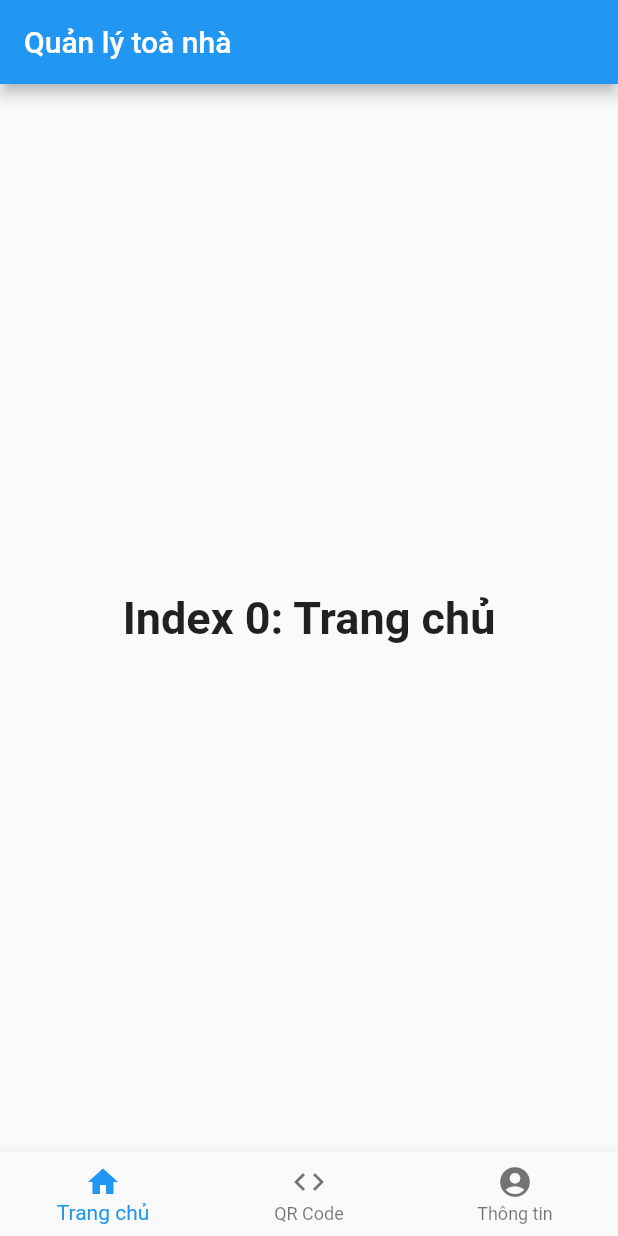
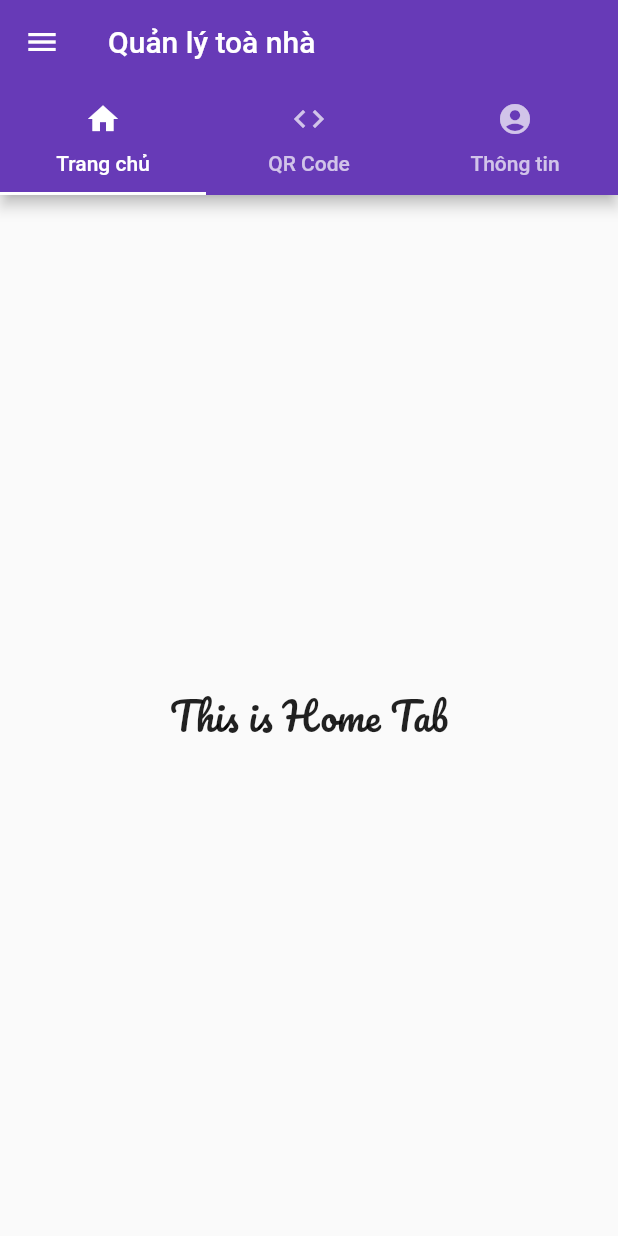
Before and after one commit to VoHoaiPhong/mapp, a Flutter app: the screen it shows after launch, after a tap on "SIGN IN", on a phone screen of 412 x 824 dp. Run offline on Flutter 3.47's test engine with Material 2 defaults, Android fonts, the phone set to English and light mode, and no system bars.

Commit message:
02122019

```diff
--- a/lib/home.dart
+++ b/lib/home.dart
@@ -1,87 +1,98 @@
+import 'package:flutter/foundation.dart';
 import 'package:flutter/material.dart';
-// import 'package:qr_flutter/qr_flutter.dart';
+import 'tab1.dart';
+import 'tab2.dart';
+import 'tab3.dart';
 
-// import 'package:qrscan/qrscan.dart' as scanner;
+//Define "root widget"
+// void main() => runApp(new Home());//one-line function
 
-// String cameraScanResult = await scanner.scan();
-
-class Home extends StatefulWidget {
-  @override
-  _HomeState createState() => _HomeState();
-}
-
-class _HomeState extends State<Home> {
-  static const String _title = 'Quản lý toà nhà';
-
+class Home extends StatelessWidget {
   @override
   Widget build(BuildContext context) {
-    return MaterialApp(
-      title: _title,
-      home: MyStatefulWidget(),
+    //build function returns a "Widget"
+    final tabController = new DefaultTabController(
+        length: 3,
+        child: new Scaffold(
+          appBar: new AppBar(
+            title: new Text("Quản lý toà nhà"),
+            bottom: new TabBar(
+                indicatorColor: Colors.white,
+                indicatorWeight: 2.0,
+                tabs: [
+                  new Tab(icon: new Icon(Icons.home),text: "Trang chủ"),
+                  new Tab(icon: new Icon(Icons.code),text: "QR Code"),
+                  new Tab(icon: new Icon(Icons.account_circle), text: "Thông tin",)
+            ]),
+          ),
+          drawer: Drawer(
+          child: ListView(
+            children: <Widget>[
+              new UserAccountsDrawerHeader(
+                accountName: new Text("Vo Hoai Phong"),
+                accountEmail: new Text("phong.vo.ctv@mobifone.vn"),
+                currentAccountPicture: new CircleAvatar(
+                  backgroundColor: Theme.of(context).platform == TargetPlatform.iOS ?Colors.deepPurple : Colors.white,
+                  child: new Text("P"),
+                ),
+                otherAccountsPictures: <Widget>[
+                  new CircleAvatar(
+                    backgroundColor: Colors.white,
+                    child: new Text("K"),
+                  )
+                ],
+              ),
+              ListTile(
+                title: Text("Trang chủ"),
+                onTap: () {
+                  Navigator.of(context).pop();
+                  Navigator.of(context).popAndPushNamed("/a");
+                },
+              ),
+              ListTile(
+                title: Text("Thông tin"),
+                onTap: () {
+                  Navigator.pop(context);
+                },
+              ),
+              new Divider(),
+              ListTile(
+                title: Text("Đăng xuất"),
+                trailing: new Icon(Icons.arrow_drop_down),
+                onTap: () {
+                  Navigator.pop(context);
+                },
+              ),
+              ListTile(
+                title: Text("Đóng"),
+                trailing: new Icon(Icons.close),
+                onTap: () {
+                  // Navigator.of(context).pop();
+                  Scaffold.of(context).openEndDrawer();
+                },
+              )
+            ],
+          ),
+        ),
+          body: new TabBarView(
+              children: [
+                new Tab1(),
+                new Tab2(),
+                new Tab3()
+              ]
+          ),
+        ),
+    );
+    return new MaterialApp(
+      debugShowCheckedModeBanner: false,
+      theme: new ThemeData(primarySwatch: Colors.deepPurple,
+      primaryColor: defaultTargetPlatform == TargetPlatform.iOS ? Colors.grey[50] : null
+      ),
+      title: "Tabs example",
+      home: tabController,
+      routes: <String, WidgetBuilder>{
+        "/a": (BuildContext context) => new Tab1(),
+      }
     );
   }
 }
-
-class MyStatefulWidget extends StatefulWidget {
-  MyStatefulWidget({Key key}) : super(key: key);
-
-  @override
-  _MyStatefulWidgetState createState() => _MyStatefulWidgetState();
-}
-
-class _MyStatefulWidgetState extends State<MyStatefulWidget> {
-  int _selectedIndex = 0;
-  static const TextStyle optionStyle =
-      TextStyle(fontSize: 30, fontWeight: FontWeight.bold);
-  static const List<Widget> _widgetOptions = <Widget>[
-    Text(
-      'Index 0: Trang chủ',
-      style: optionStyle,
-    ),
-    Text(
-      'Index 1: QR Code',
-      style: optionStyle,
-    ),
-    Text(
-      'Index 2: Thông tin',
-      style: optionStyle,
-    ),
-  ];
-
-  void _onItemTapped(int index) {
-    setState(() {
-      _selectedIndex = index;
-    });
-  }
-
-  @override
-  Widget build(BuildContext context) {
-    return Scaffold(
-      appBar: AppBar(
-        title: const Text('Quản lý toà nhà'),
-      ),
-      body: Center(
-        child: _widgetOptions.elementAt(_selectedIndex),
-      ),
-      bottomNavigationBar: BottomNavigationBar(
-        items: const <BottomNavigationBarItem>[
-          BottomNavigationBarItem(
-            icon: Icon(Icons.home),
-            title: Text('Trang chủ'),
-          ),
-          BottomNavigationBarItem(
-            icon: Icon(Icons.code),
-            title: Text('QR Code'),
-          ),
-          BottomNavigationBarItem(
-            icon: Icon(Icons.account_circle),
-            title: Text('Thông tin'),
-          ),
-        ],
-        currentIndex: _selectedIndex,
-        selectedItemColor: Colors.amber[1200],
-        onTap: _onItemTapped,
-      ),
-    );
-  }
-}
--- a/lib/login.dart
+++ b/lib/login.dart
@@ -1,5 +1,6 @@
 import 'package:flutter/material.dart';
 import 'package:mapp/home.dart';
+// import 'package:mapp/home.dart';
 
 // void main()=>runApp(Login());
 
@@ -12,6 +13,7 @@ class _LoginState extends State<Login> {
   @override
   Widget build(BuildContext context) {
     return MaterialApp(
+      debugShowCheckedModeBanner: false,
       home: Scaffold(
         body: Container(
           padding: EdgeInsets.fromLTRB(30, 0, 30, 0),
@@ -99,10 +101,10 @@ class _LoginState extends State<Login> {
   }
 
 void onSignInClicked() {
-  Navigator.of(context)
-                .push(MaterialPageRoute<Null>(builder: (BuildContext context) {
-              return new Home();
-            }));
+  Navigator.push(
+    context,
+    MaterialPageRoute(builder: (context) => Home()),
+  );
 }
 
 }
--- a/lib/main.dart
+++ b/lib/main.dart
@@ -8,6 +8,7 @@ class MyApp extends StatelessWidget {
   @override
   Widget build(BuildContext context) {
     return MaterialApp(
+      debugShowCheckedModeBanner: false,
       title: 'Quản lý toà nhà',
       home: new Login(),
       // home: new Home(),
--- /dev/null
+++ b/lib/tab1.dart
@@ -0,0 +1,19 @@
+import 'package:flutter/material.dart';
+class Tab1 extends StatelessWidget {
+  // final String title;
+  Tab1();
+  @override
+  Widget build(BuildContext context) {
+    return new Scaffold(
+      // appBar: new AppBar(
+      //   title: new Text(title),
+      // ),
+      body: new Center(
+        child: new Text(
+        "This is Home Tab",
+        style: new TextStyle(fontSize: 25.0, fontFamily: 'Pacifico'),
+      ),
+      ),
+    );
+  }
+}
--- /dev/null
+++ b/lib/tab2.dart
@@ -0,0 +1,12 @@
+import 'package:flutter/material.dart';
+class Tab2 extends StatelessWidget {
+  @override
+  Widget build(BuildContext context) {
+    return new Center(
+      child: new Text(
+        "This is Group Tab",
+        style: new TextStyle(fontSize: 25.0),
+      ),
+    );
+  }
+}
--- /dev/null
+++ b/lib/tab3.dart
@@ -0,0 +1,12 @@
+import 'package:flutter/material.dart';
+class Tab3 extends StatelessWidget {
+  @override
+  Widget build(BuildContext context) {
+    return new Center(
+      child: new Text(
+        "This is Chat Tab",
+        style: new TextStyle(fontSize: 25.0),
+      ),
+    );
+  }
+}
```
Also changed, not shown: pubspec.yaml (+14 -14 lines), fonts/Pacifico-Regular.ttf (added), fonts/YanoneKaffeesatz-Bold.ttf (added), fonts/YanoneKaffeesatz-ExtraLight.ttf (added), fonts/YanoneKaffeesatz-Light.ttf (added), fonts/YanoneKaffeesatz-Regular.ttf (added), pubspec.lock.
